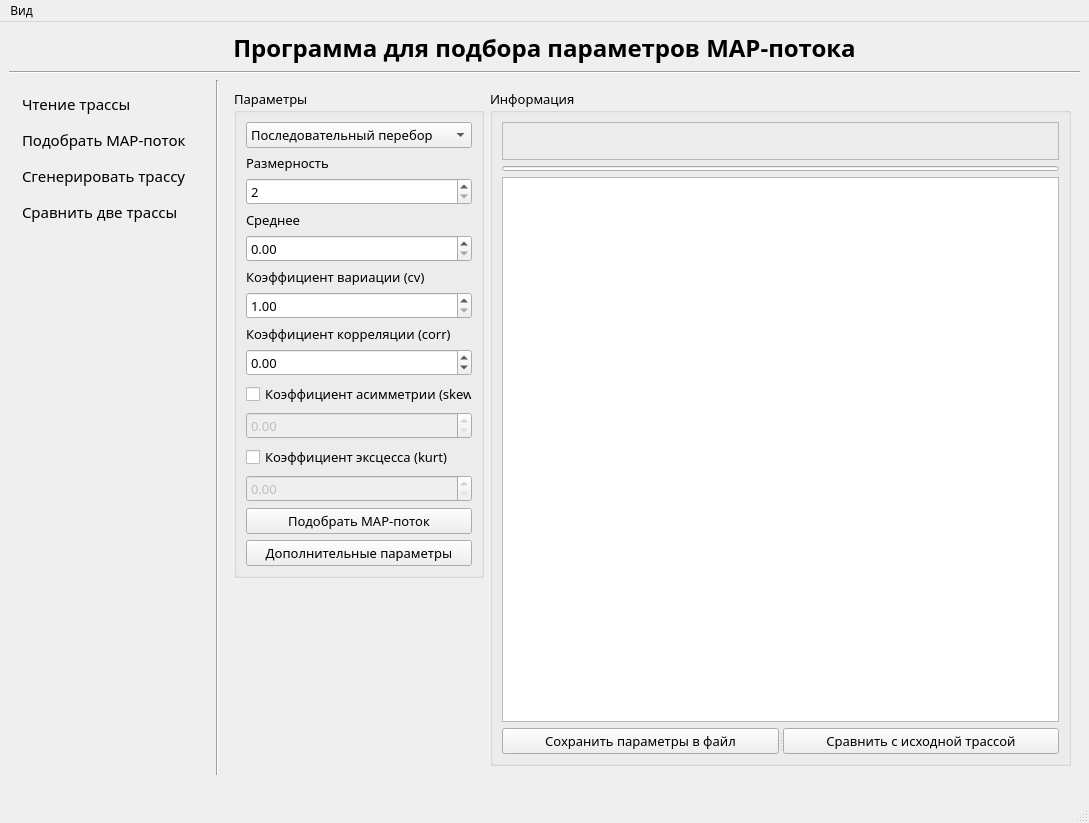
The window that gui/ui/MainWindow.ui (Shimekii/VKR) describes before a commit, drawn with Qt 5.
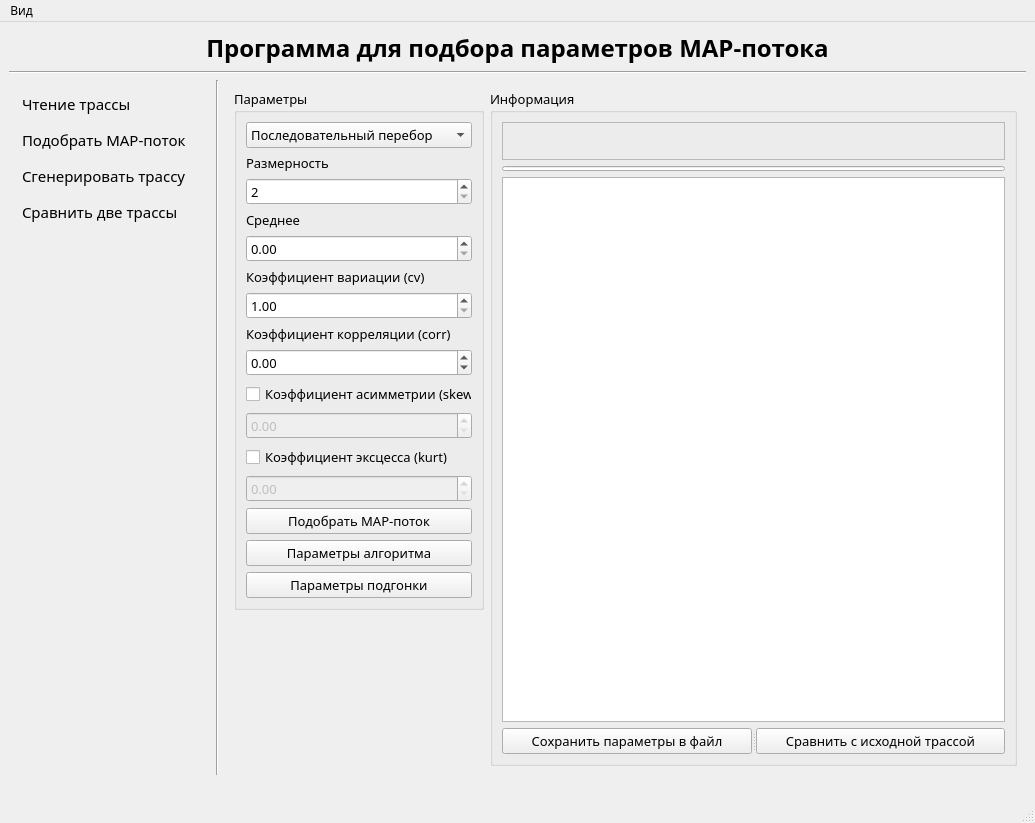
The same window after the commit. The open tabs and pages were chosen to show the change.

Commit message: Добавлена кнопка с параметрами для град.спуска, который улучшает решение и добавлены описания кнопкам

The edit to the form file:
```diff
--- a/gui/ui/MainWindow.ui
+++ b/gui/ui/MainWindow.ui
@@ -6,7 +6,7 @@
    <rect>
     <x>0</x>
     <y>0</y>
-    <width>1089</width>
+    <width>1035</width>
     <height>823</height>
    </rect>
   </property>
@@ -583,7 +583,17 @@
              <item>
               <widget class="QPushButton" name="btnAdditionalParameters">
                <property name="text">
-                <string>Дополнительные параметры</string>
+                <string>Параметры алгоритма</string>
+               </property>
+              </widget>
+             </item>
+             <item>
+              <widget class="QPushButton" name="btnGradientParams">
+               <property name="toolTip">
+                <string>&lt;html&gt;&lt;head/&gt;&lt;body&gt;&lt;p&gt;В случае неудачного поиска решения будет использоваться градиентный спуск с целью улучшения решения&lt;/p&gt;&lt;/body&gt;&lt;/html&gt;</string>
+               </property>
+               <property name="text">
+                <string>Параметры подгонки</string>
                </property>
               </widget>
              </item>
@@ -1001,7 +1011,7 @@
     <rect>
      <x>0</x>
      <y>0</y>
-     <width>1089</width>
+     <width>1035</width>
      <height>33</height>
     </rect>
    </property>
```
Left out of the diff: 8 changed lines with no effect on the pictures. The commit also changes 1 other file.
